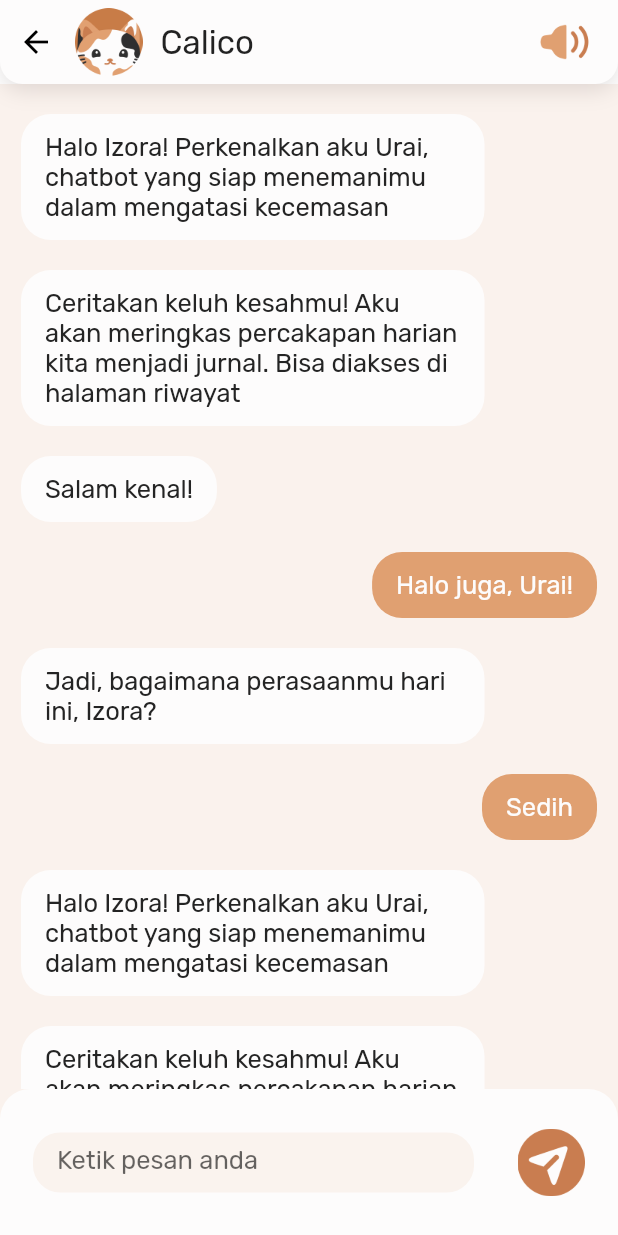
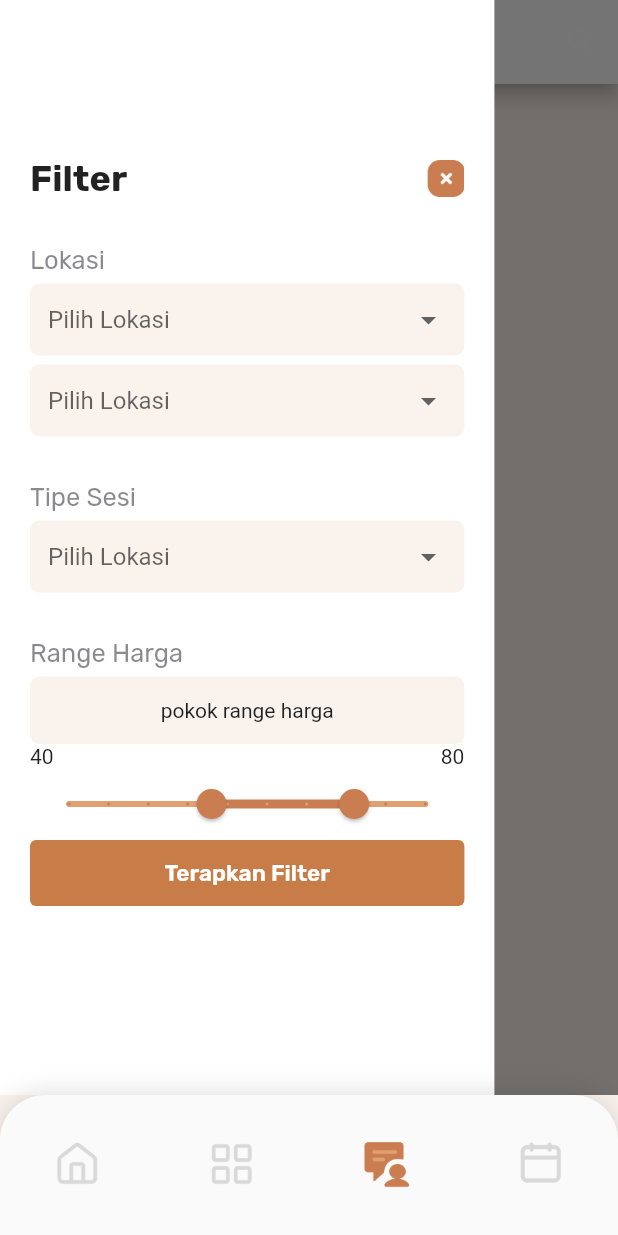
Before and after one commit to Zem-Jos/calico, a Flutter app: the screen it shows once a user with an empty profile is signed in, item 3 of the bottom bar chosen, with the side drawer open (before the commit the screen has no drawer), on a phone screen of 412 x 824 dp. Run offline on Flutter 3.47's test engine with Material 2 defaults, Android fonts, the phone set to English and light mode, and no system bars; drawn by our look-alikes of easy_search_bar; our stand-ins replace cloud_firestore, firebase_auth, firebase_core, get, google_fonts; accounts and stored records are empty.

Commit message:
add expert drawer layout

```diff
--- a/lib/controllers/navigation_controller.dart
+++ b/lib/controllers/navigation_controller.dart
@@ -8,9 +8,5 @@ class BottomNavigationController extends GetxController {
 
   void changeIndex(int index) {
     selectedIndex.value = index;
-    if (selectedIndex == 2) {
-      Get.to(ChatScreen());
-      selectedIndex = 0.obs;
-    }
   }
 }
--- a/lib/main.dart
+++ b/lib/main.dart
@@ -17,11 +17,9 @@ class MainApp extends StatelessWidget {
 
   @override
   Widget build(BuildContext context) {
-    return const GetMaterialApp(
+    return GetMaterialApp(
       home: Scaffold(
-        body: Center(
-          child: GotoScreen(),
-        ),
+        body: GotoScreen(),
       ),
     );
   }
--- a/lib/views/chat_screen.dart
+++ b/lib/views/chat_screen.dart
@@ -17,6 +17,7 @@ class ChatScreen extends StatelessWidget {
         return false;
       },
       child: Scaffold(
+        backgroundColor: Color(0xffFAF2ED),
         appBar: AppBar(
           elevation: 0,
           automaticallyImplyLeading: false,
@@ -81,7 +82,6 @@ class ChatScreen extends StatelessWidget {
             ),
           ),
         ),
-        backgroundColor: const Color(0xffFAF2ED),
         body: Stack(
           children: <Widget>[
             Padding(
@@ -104,7 +104,16 @@ class ChatScreen extends StatelessWidget {
                             maxWidth: MediaQuery.of(context).size.width * 0.75,
                           ),
                           decoration: BoxDecoration(
-                            borderRadius: BorderRadius.circular(20),
+                            borderRadius:
+                                (messages[index].messageType == 'receiver'
+                                    ? const BorderRadius.only(
+                                        bottomRight: Radius.circular(20),
+                                        topLeft: Radius.circular(20),
+                                        topRight: Radius.circular(20))
+                                    : const BorderRadius.only(
+                                        bottomLeft: Radius.circular(20),
+                                        topLeft: Radius.circular(20),
+                                        topRight: Radius.circular(20))),
                             color: (messages[index].messageType == 'receiver'
                                 ? const Color(0xffFDFCFC)
                                 : const Color(0xffE0A071)),
--- /dev/null
+++ b/lib/views/expert_screen.dart
@@ -0,0 +1,239 @@
+import 'package:calico/theme.dart';
+import 'package:calico/widgets/navigation_bar.dart';
+import 'package:easy_search_bar/easy_search_bar.dart';
+import 'package:flutter/material.dart';
+import 'package:get/get.dart';
+import 'package:google_fonts/google_fonts.dart';
+
+class ExpertScreen extends StatefulWidget {
+  ExpertScreen({super.key});
+
+  @override
+  State<ExpertScreen> createState() => _ExpertScreenState();
+}
+
+class _ExpertScreenState extends State<ExpertScreen> {
+  var searchController = TextEditingController();
+  RangeValues _currentRangeValues = RangeValues(40, 80);
+
+  @override
+  Widget build(BuildContext context) {
+    String searchValue = '';
+    return Scaffold(
+      backgroundColor: Color(0xffFAF2ED),
+      appBar: EasySearchBar(
+          searchCursorColor: Color(0xffE0A071),
+          searchBackIconTheme: IconThemeData(color: Color(0xffE0A071)),
+          backgroundColor: Color(0xffFDFCFC),
+          title: Text('hinted search text'),
+          onSearch: (value) => setState(() => searchValue = value)),
+      // drawer: Drawer(
+      //     child: ListView(padding: EdgeInsets.zero, children: [
+      //   const DrawerHeader(
+      //     decoration: BoxDecoration(
+      //       color: Color(0xffE0A071),
+      //     ),
+      //     child: Text('Drawer Header'),
+      //   ),
+      //   ListTile(
+      //       title: const Text('Item 1'), onTap: () => Navigator.pop(context)),
+      //   ListTile(
+      //       title: const Text('Item 2'), onTap: () => Navigator.pop(context))
+      // ])),
+      drawer: Container(
+        width: MediaQuery.of(context).size.width * 0.8,
+        height: MediaQuery.of(context).size.height,
+        color: Colors.white,
+        child: ListView(
+          padding: EdgeInsets.symmetric(horizontal: 20.0),
+          children: [
+            Column(
+              crossAxisAlignment: CrossAxisAlignment.start,
+              children: [
+                SizedBox(
+                  height: 105,
+                ),
+                Row(
+                  mainAxisAlignment: MainAxisAlignment.spaceBetween,
+                  children: [
+                    Text(
+                      'Filter',
+                      style: GoogleFonts.rubik(
+                          fontSize: 24, fontWeight: FontWeight.bold),
+                    ),
+                    GestureDetector(
+                      onTap: () {
+                        Navigator.pop(context);
+                      },
+                      child: Image.asset(
+                        'assets/images/icon/cross.png',
+                        width: 25,
+                      ),
+                    )
+                  ],
+                ),
+                SizedBox(
+                  height: 30,
+                ),
+                Text(
+                  'Lokasi',
+                  style: GoogleFonts.rubik(
+                      fontSize: 17,
+                      fontWeight: FontWeight.w400,
+                      color: Color(0x993C3C43)),
+                ),
+                SizedBox(
+                  height: 6,
+                ),
+                Container(
+                  decoration: BoxDecoration(
+                      color: Color(0xffFAF2ED),
+                      borderRadius: BorderRadius.circular(6)),
+                  width: double.infinity,
+                  child: Padding(
+                    padding:
+                        EdgeInsets.symmetric(horizontal: 12.0, vertical: 12.0),
+                    child: DropdownButtonFormField(
+                      decoration: InputDecoration.collapsed(hintText: ''),
+                      isExpanded: true,
+                      hint: Text('Pilih Lokasi'),
+                      items: ['satu', 'dua', 'tiga']
+                          .map((e) => DropdownMenuItem(
+                                child: Text(e),
+                                value: e,
+                              ))
+                          .toList(),
+                      onChanged: (value) {},
+                    ),
+                  ),
+                ),
+                SizedBox(
+                  height: 6,
+                ),
+                Container(
+                  decoration: BoxDecoration(
+                      color: Color(0xffFAF2ED),
+                      borderRadius: BorderRadius.circular(6)),
+                  width: double.infinity,
+                  child: Padding(
+                    padding:
+                        EdgeInsets.symmetric(horizontal: 12.0, vertical: 12.0),
+                    child: DropdownButtonFormField(
+                      decoration: InputDecoration.collapsed(hintText: ''),
+                      isExpanded: true,
+                      hint: Text('Pilih Lokasi'),
+                      items: ['satu', 'dua', 'tiga']
+                          .map((e) => DropdownMenuItem(
+                                child: Text(e),
+                                value: e,
+                              ))
+                          .toList(),
+                      onChanged: (value) {},
+                    ),
+                  ),
+                ),
+                SizedBox(
+                  height: 30,
+                ),
+                Text(
+                  'Tipe Sesi',
+                  style: GoogleFonts.rubik(
+                      fontSize: 17,
+                      fontWeight: FontWeight.w400,
+                      color: Color(0x993C3C43)),
+                ),
+                SizedBox(
+                  height: 6,
+                ),
+                Container(
+                  decoration: BoxDecoration(
+                      color: Color(0xffFAF2ED),
+                      borderRadius: BorderRadius.circular(6)),
+                  width: double.infinity,
+                  child: Padding(
+                    padding:
+                        EdgeInsets.symmetric(horizontal: 12.0, vertical: 12.0),
+                    child: DropdownButtonFormField(
+                      decoration: InputDecoration.collapsed(hintText: ''),
+                      isExpanded: true,
+                      hint: Text('Pilih Lokasi'),
+                      items: ['satu', 'dua', 'tiga']
+                          .map((e) => DropdownMenuItem(
+                                child: Text(e),
+                                value: e,
+                              ))
+                          .toList(),
+                      onChanged: (value) {},
+                    ),
+                  ),
+                ),
+                SizedBox(
+                  height: 30,
+                ),
+                Text(
+                  'Range Harga',
+                  style: GoogleFonts.rubik(
+                      fontSize: 17,
+                      fontWeight: FontWeight.w400,
+                      color: Color(0x993C3C43)),
+                ),
+                SizedBox(
+                  height: 6,
+                ),
+                Container(
+                  height: 45,
+                  decoration: BoxDecoration(
+                      color: Color(0xffFAF2ED),
+                      borderRadius: BorderRadius.circular(6)),
+                  width: double.infinity,
+                  child: Center(
+                    child: Text('pokok range harga'),
+                  ),
+                ),
+                Row(
+                  mainAxisAlignment: MainAxisAlignment.spaceBetween,
+                  children: [Text('40'), Text('80')],
+                ),
+                RangeSlider(
+                  activeColor: Color(0xffC97D50),
+                  inactiveColor: Color(0xffE1A071),
+                  values: _currentRangeValues,
+                  max: 100,
+                  divisions: 9,
+                  labels: RangeLabels(
+                    _currentRangeValues.start.round().toString(),
+                    _currentRangeValues.end.round().toString(),
+                  ),
+                  onChanged: (RangeValues values) {
+                    setState(() {
+                      _currentRangeValues = values;
+                    });
+                  },
+                ),
+                GestureDetector(
+                  onTap: () {},
+                  child: Container(
+                    width: double.infinity,
+                    height: 44,
+                    decoration: BoxDecoration(
+                        color: brownColor,
+                        borderRadius: BorderRadius.all(Radius.circular(4))),
+                    child: Center(
+                      child: Text(
+                        'Terapkan Filter',
+                        style: GoogleFonts.rubik(
+                            fontSize: 15,
+                            fontWeight: FontWeight.w600,
+                            color: whiteColor),
+                      ),
+                    ),
+                  ),
+                ),
+              ],
+            )
+          ],
+        ),
+      ),
+    );
+  }
+}
--- a/lib/views/home_screen.dart
+++ b/lib/views/home_screen.dart
@@ -1,11 +1,9 @@
 import 'package:calico/controllers/authentication_controller.dart';
 import 'package:calico/theme.dart';
-import 'package:calico/widgets/mood_board.dart';
+import 'package:calico/views/chat_screen.dart';
 import 'package:flutter/material.dart';
-import 'package:flutter/rendering.dart';
+import 'package:get/get.dart';
 import 'package:google_fonts/google_fonts.dart';
-
-import '../controllers/authentication_controller.dart';
 
 class HomeScreen extends StatefulWidget {
   const HomeScreen({super.key});
@@ -248,7 +246,7 @@ class _HomeScreenState extends State<HomeScreen> {
                   ),
                   GestureDetector(
                     onTap: () {
-                      AuthController.instance.logout();
+                      Get.to(ChatScreen());
                     },
                     child: Image.asset(
                       'assets/images/chat_button.png',
@@ -260,7 +258,9 @@ class _HomeScreenState extends State<HomeScreen> {
                     height: 20,
                   ),
                   GestureDetector(
-                    onTap: () {},
+                    onTap: () {
+                      AuthController.instance.logout();
+                    },
                     child: Image.asset(
                       'assets/images/expert_button.png',
                       width: 342,
--- a/lib/widgets/navigation_bar.dart
+++ b/lib/widgets/navigation_bar.dart
@@ -1,7 +1,7 @@
 import 'package:calico/controllers/navigation_controller.dart';
 import 'package:calico/views/activity_screen.dart';
 import 'package:calico/views/calendar_screen.dart';
-import 'package:calico/views/chat_screen.dart';
+import 'package:calico/views/expert_screen.dart';
 import 'package:calico/views/home_screen.dart';
 import 'package:flutter/material.dart';
 import 'package:get/get.dart';
@@ -14,7 +14,7 @@ class NavigationPage extends StatelessWidget {
   final screen = [
     const HomeScreen(),
     const ActivityScreen(),
-    ChatScreen(),
+    ExpertScreen(),
     const CalendarScreen(),
   ];
 
--- a/pubspec.yaml
+++ b/pubspec.yaml
@@ -8,6 +8,7 @@ environment:
 
 dependencies:
   cloud_firestore: ^4.4.3
+  easy_search_bar: ^2.4.2
   firebase_auth: ^4.2.8
   firebase_core: ^2.6.1
   flutter:
```
Also changed, not shown: assets/images/icon/cross.png (added), pubspec.lock.
